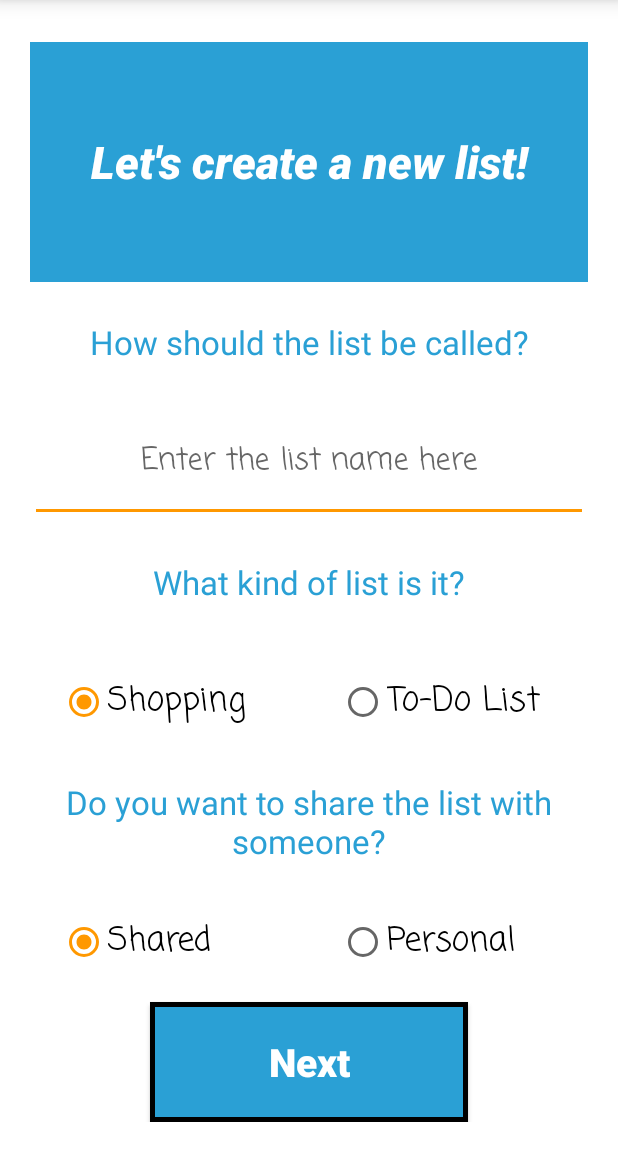
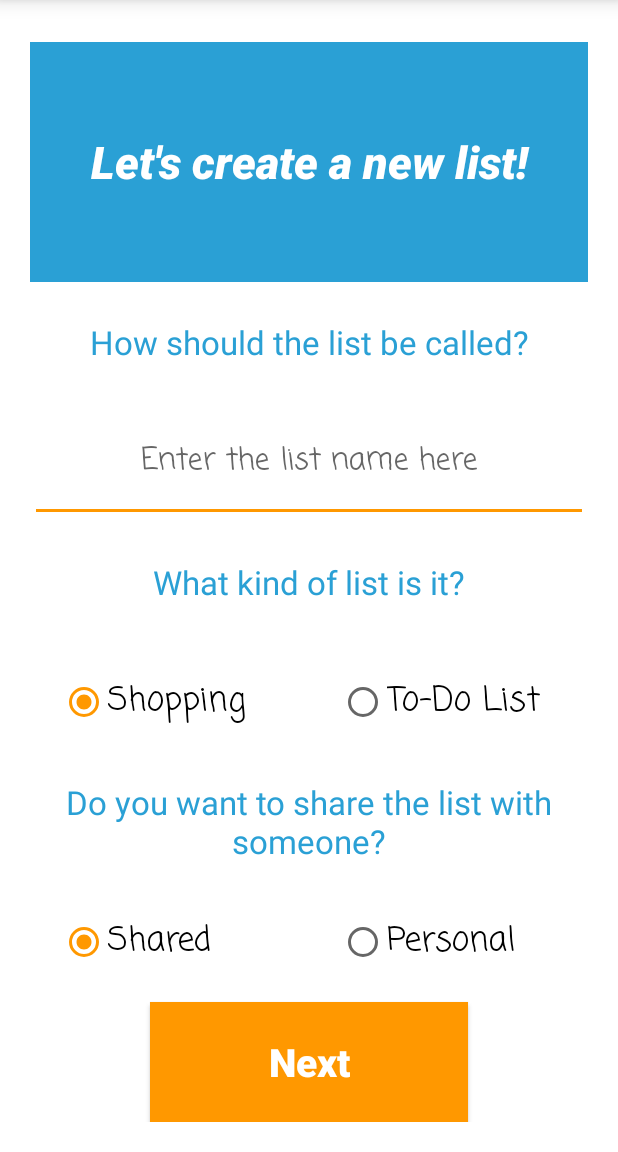
Before and after one commit to vbgithub92/ShopiTask, an Android app: the AddNewListActivity screen opened directly, with no data from a screen before it, on a phone screen of 412 x 824 dp, the part 84-1236 px from its top. Run offline under Robolectric (Android 15) with nearby library versions, the phone set to English and light mode, and no system bars.

Commit message:
no message

```diff
--- a/app/src/main/res/layout/activity_add_new_list.xml
+++ b/app/src/main/res/layout/activity_add_new_list.xml
@@ -160,7 +160,7 @@
             android:layout_height="0dp"
             android:layout_marginHorizontal="80dp"
             android:layout_weight="0.5"
-            android:background="@drawable/blue_button"
+            android:background="@color/colorAccent"
             android:fontFamily="sans-serif-black"
             android:gravity="center"
             android:onClick="nextButtonClicked"
```
